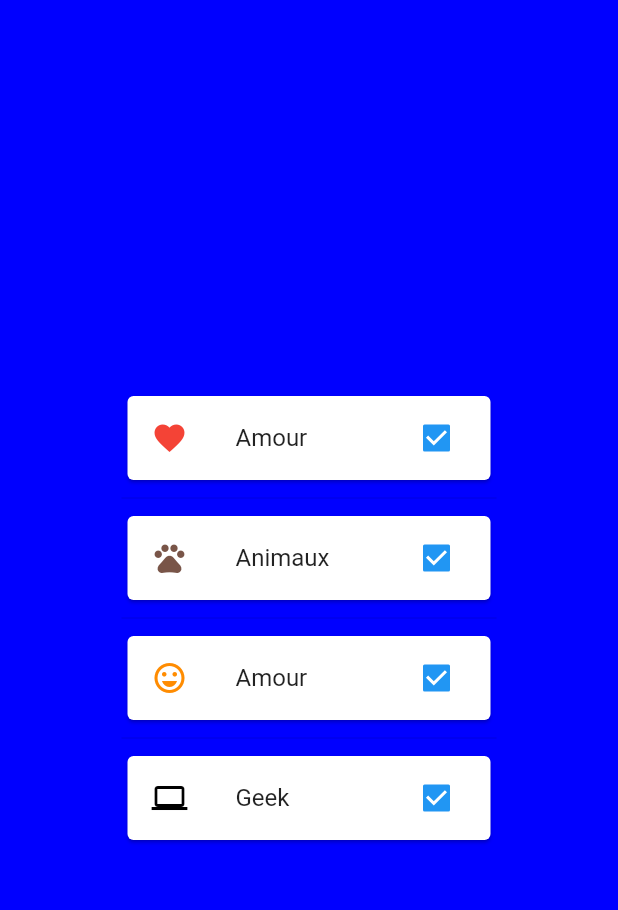
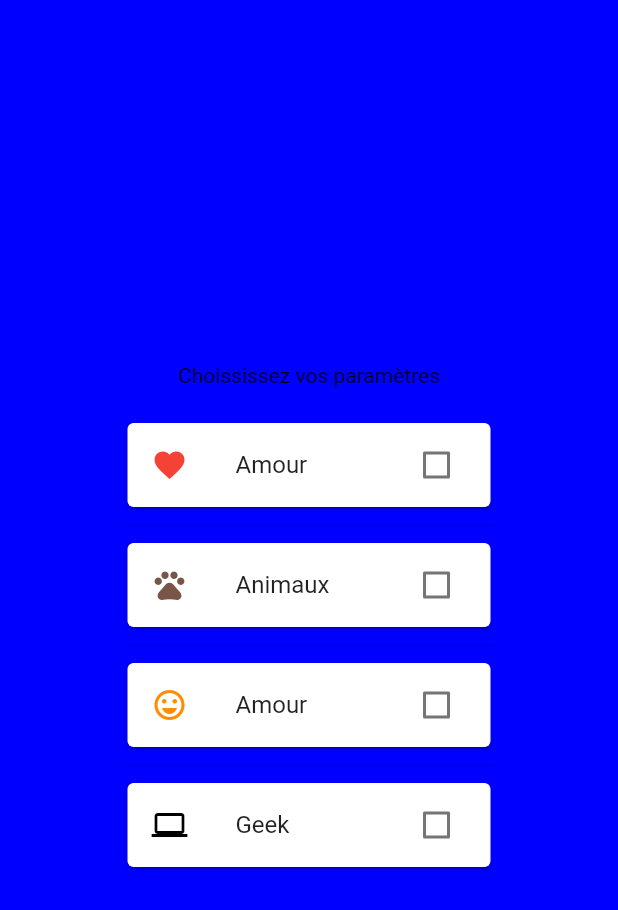
Before and after one commit to Blaccreed/FMR, a Flutter app: the screen it shows after launch, on a phone screen of 412 x 824 dp. Shown: the top 910 px of the screen. Run offline on Flutter 3.47's test engine with Material 2 defaults, Android fonts, the light colour scheme and no system bars; our stand-ins replace hexcolor, supabase, supabase_flutter; accounts and stored records are empty.

Commit message:
Correction des checkbox.

```diff
--- a/lib/view/SelectionSettings.dart
+++ b/lib/view/SelectionSettings.dart
@@ -26,18 +26,27 @@ class _SelectionSettingsState extends State<SelectionSettings> {
 
     List<Widget> _Icon = [
       const Icon(Icons.favorite, color: Colors.red),
+
       const Icon(Icons.pets, color: Colors.brown),
+
       Icon(
         Icons.sentiment_very_satisfied,
         color: HexColor("#ff8c01"),
       ),
+
       const Icon(
         Icons.computer,
         color: Colors.black,
       ),
     ];
 
-    return Center(
+    return Column(
+      mainAxisAlignment: MainAxisAlignment.center,
+      children: [
+        Text("Choississez vos paramètres"),
+        SizedBox(height: 20,),
+        Center(
+
           child: SizedBox(
             width: 250,
             child: ListView.separated(
@@ -50,10 +59,12 @@ class _SelectionSettingsState extends State<SelectionSettings> {
                 return Card(
                   child: CheckboxListTile(
                     title: Text(themes[index]),
-                value: true,
+                    value: _isChecked[index],
+                    checkColor: HexColor("#ff8c01"),
+
                     onChanged: (value) {
                       setState(() {
-                    _isChecked[index] = false;
+                        _isChecked[index] = value!;
                       });
                     },
                     secondary: _Icon[index],
@@ -62,6 +73,8 @@ class _SelectionSettingsState extends State<SelectionSettings> {
               },
             ),
           ),
+        ),
+      ],
     );;
   }
 }
```
Also changed, not shown: lib/model/Blague.dart (added), lib/model/Son.dart (renamed from lib/model/son.dart), lib/model/blague.dart (added), 2 other files. Lines whose indentation alone changed are shown as unchanged.
